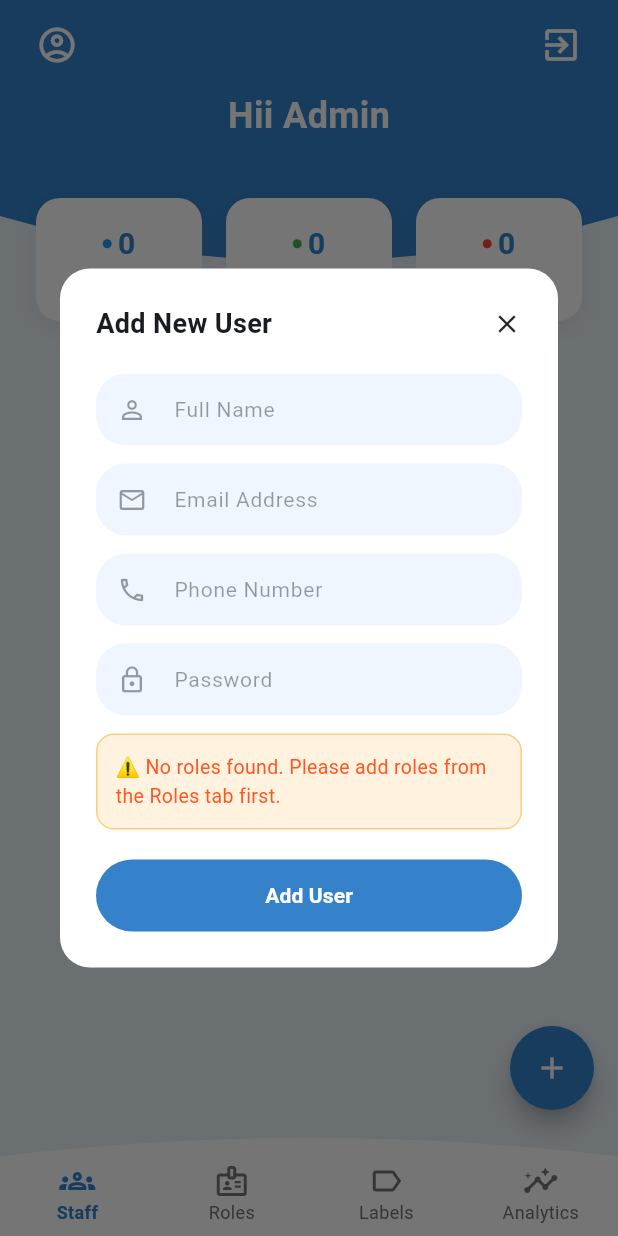
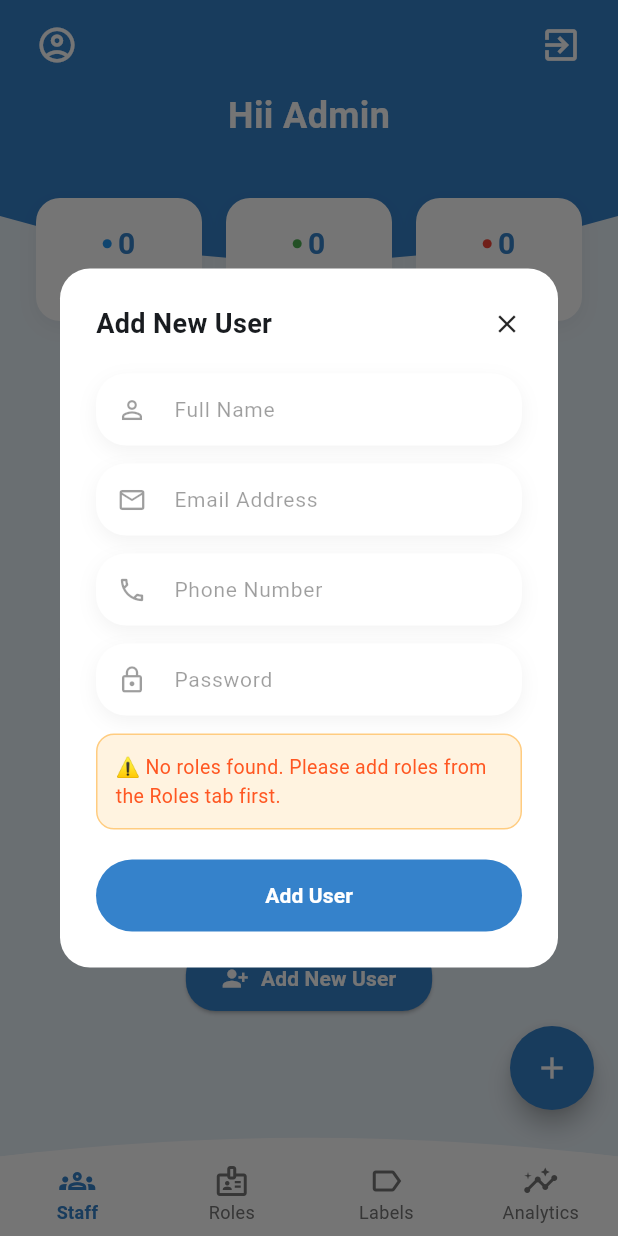
Before and after one commit to ShadaMaitexa/acadeno_crm, a Flutter app: the AdminHomeScreen screen opened directly, after a tap on "Add New User", on a phone screen of 412 x 824 dp. Run offline on Flutter 3.47's test engine with Material 3 defaults, Android fonts, the phone set to English and light mode, and no system bars; our stand-ins replace cloud_firestore, firebase_auth, firebase_core, lucide_icons; accounts and stored records are empty.

```diff
--- a/lib/features/admin/admin_home_screen.dart
+++ b/lib/features/admin/admin_home_screen.dart
@@ -28,7 +28,19 @@
     TextInputType keyboardType = TextInputType.text,
     String? Function(String?)? validator,
   }) {
-    return TextFormField(
+    return Container(
+      decoration: BoxDecoration(
+        color: Colors.white,
+        borderRadius: BorderRadius.circular(20),
+        boxShadow: [
+          BoxShadow(
+            color: Colors.black.withValues(alpha: 0.05),
+            offset: const Offset(0, 4),
+            blurRadius: 10,
+          ),
+        ],
+      ),
+      child: TextFormField(
         controller: controller,
         obscureText: obscureText,
         keyboardType: keyboardType,
@@ -37,12 +49,21 @@
           hintText: hintText,
           hintStyle: const TextStyle(fontSize: 14, color: Colors.black38),
           filled: true,
-        fillColor: const Color(0xFFEFF6FF),
+          fillColor: Colors.transparent,
           contentPadding: const EdgeInsets.symmetric(horizontal: 16, vertical: 12),
           prefixIcon: icon != null ? Icon(icon, size: 20, color: Colors.black38) : null,
           border: OutlineInputBorder(
             borderRadius: BorderRadius.circular(20),
             borderSide: BorderSide.none,
+          ),
+          enabledBorder: OutlineInputBorder(
+            borderRadius: BorderRadius.circular(20),
+            borderSide: BorderSide.none,
+          ),
+          focusedBorder: OutlineInputBorder(
+            borderRadius: BorderRadius.circular(20),
+            borderSide: BorderSide.none,
+          ),
         ),
       ),
     );
@@ -134,17 +155,37 @@
                         ),
                       )
                     else
-                      DropdownButtonFormField<String>(
+                      Container(
+                        decoration: BoxDecoration(
+                          color: Colors.white,
+                          borderRadius: BorderRadius.circular(20),
+                          boxShadow: [
+                            BoxShadow(
+                              color: Colors.black.withValues(alpha: 0.05),
+                              offset: const Offset(0, 4),
+                              blurRadius: 10,
+                            ),
+                          ],
+                        ),
+                        child: DropdownButtonFormField<String>(
                           initialValue: selectedRole,
                           decoration: InputDecoration(
                             hintText: 'Select Role',
                             filled: true,
-                          fillColor: const Color(0xFFEFF6FF),
+                            fillColor: Colors.transparent,
                             prefixIcon: const Icon(Icons.badge_outlined,
                                 color: Colors.black38, size: 20),
                             contentPadding:
                                 const EdgeInsets.symmetric(horizontal: 16, vertical: 12),
                             border: OutlineInputBorder(
+                              borderRadius: BorderRadius.circular(20),
+                              borderSide: BorderSide.none,
+                            ),
+                            enabledBorder: OutlineInputBorder(
+                              borderRadius: BorderRadius.circular(20),
+                              borderSide: BorderSide.none,
+                            ),
+                            focusedBorder: OutlineInputBorder(
                               borderRadius: BorderRadius.circular(20),
                               borderSide: BorderSide.none,
                             ),
@@ -154,6 +195,7 @@
                               .toList(),
                           onChanged: (v) => selectedRole = v,
                           validator: (v) => v == null ? 'Required' : null,
+                        ),
                       ),
                     const SizedBox(height: 20),
                     ElevatedButton(
@@ -283,17 +325,37 @@
                     ),
                     const SizedBox(height: 12),
                     if (roles.isNotEmpty)
-                      DropdownButtonFormField<String>(
+                      Container(
+                        decoration: BoxDecoration(
+                          color: Colors.white,
+                          borderRadius: BorderRadius.circular(20),
+                          boxShadow: [
+                            BoxShadow(
+                              color: Colors.black.withValues(alpha: 0.05),
+                              offset: const Offset(0, 4),
+                              blurRadius: 10,
+                            ),
+                          ],
+                        ),
+                        child: DropdownButtonFormField<String>(
                           initialValue: selectedRole,
                           decoration: InputDecoration(
                             hintText: 'Select Role',
                             filled: true,
-                          fillColor: const Color(0xFFEFF6FF),
+                            fillColor: Colors.transparent,
                             prefixIcon: const Icon(Icons.badge_outlined,
                                 color: Colors.black38, size: 20),
                             contentPadding:
                                 const EdgeInsets.symmetric(horizontal: 16, vertical: 12),
                             border: OutlineInputBorder(
+                              borderRadius: BorderRadius.circular(20),
+                              borderSide: BorderSide.none,
+                            ),
+                            enabledBorder: OutlineInputBorder(
+                              borderRadius: BorderRadius.circular(20),
+                              borderSide: BorderSide.none,
+                            ),
+                            focusedBorder: OutlineInputBorder(
                               borderRadius: BorderRadius.circular(20),
                               borderSide: BorderSide.none,
                             ),
@@ -303,6 +365,7 @@
                               .toList(),
                           onChanged: (v) => selectedRole = v,
                           validator: (v) => v == null ? 'Required' : null,
+                        ),
                       ),
                     const SizedBox(height: 20),
                     ElevatedButton(
@@ -652,11 +715,16 @@
   }
 
   Widget _buildEmptyStaff() {
-    return Column(
+    return SingleChildScrollView(
+      child: Column(
         mainAxisAlignment: MainAxisAlignment.center,
         children: [
-        Icon(Icons.group_off_outlined, size: 80, color: Colors.grey.shade300),
-        const SizedBox(height: 24),
+          Image.asset(
+            'assets/Background.png',
+            height: 250,
+            fit: BoxFit.contain,
+          ),
+          const SizedBox(height: 16),
           const Text('No Team Members\nFound',
               textAlign: TextAlign.center,
               style: TextStyle(
@@ -664,10 +732,13 @@
                   fontWeight: FontWeight.bold,
                   color: Colors.black87)),
           const SizedBox(height: 8),
-        Text(
-          'Your staff list is empty. Add a new member\nto your team record!',
+          Padding(
+            padding: const EdgeInsets.symmetric(horizontal: 32),
+            child: Text(
+              'Your staff list is empty. Ready to bring your team on board?',
               textAlign: TextAlign.center,
               style: TextStyle(fontSize: 13, color: Colors.grey.shade600),
+            ),
           ),
           const SizedBox(height: 24),
           ElevatedButton.icon(
@@ -682,6 +753,7 @@
             ),
           ),
         ],
+      ),
     );
   }
 
--- a/pubspec.yaml
+++ b/pubspec.yaml
@@ -64,6 +64,8 @@
   uses-material-design: true
 
   # To add assets to your application, add an assets section, like this:
+  assets:
+    - assets/
   # assets:
   #   - images/a_dot_burr.jpeg
   #   - images/a_dot_ham.jpeg
```
Also changed, not shown: lib/features/admin/roles_screen.dart (+19 -2 lines), lib/features/auth/login_screen.dart (+23 -2 lines), lib/features/lead/add_leads_screen.dart (+20 -3 lines), assets/Background.png (added), 3 other files. Lines whose indentation alone changed are shown as unchanged.
